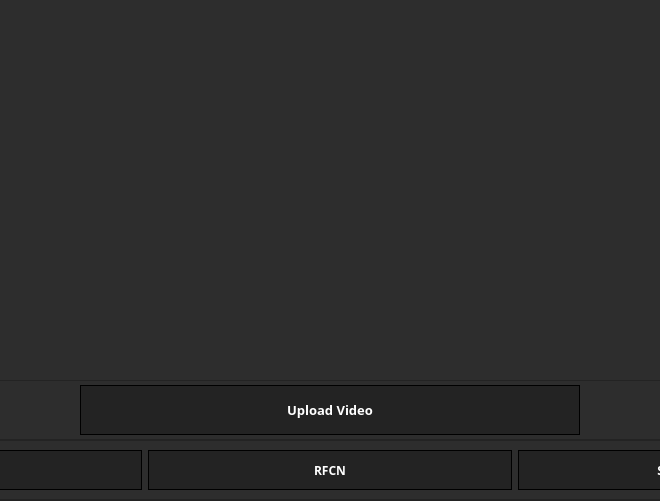
First picture: the form in trying.ui, repository Sasan-Tech/Automated-Social-Distance-Monitoring-System, before the edit; both pictures show x 315 to 975 and y 302 to 803 of the 1200 by 803 pixel window.
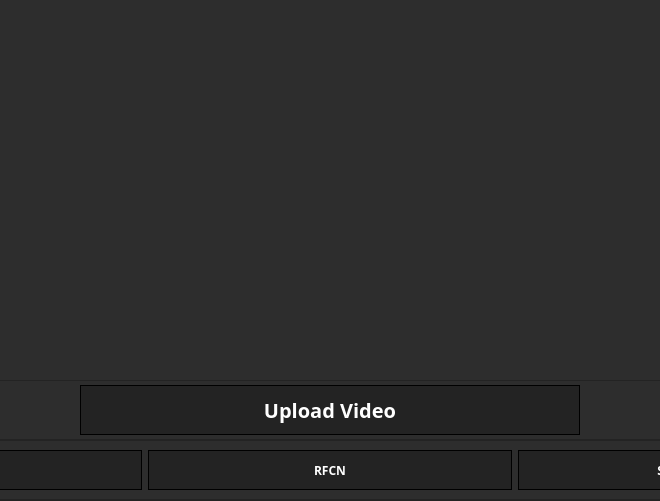
Second picture: the form after the edit. The open tabs and pages were chosen to show the change. Icons and pictures are not drawn.

What changed in the file:
```diff
--- a/trying.ui
+++ b/trying.ui
@@ -1080,7 +1080,7 @@
                  <property name="bottomMargin">
                   <number>0</number>
                  </property>
-                 <item>
+                 <item alignment="Qt::AlignHCenter">
                   <widget class="QLabel" name="analyze_video_masking_section">
                    <property name="text">
                     <string/>
@@ -1152,7 +1152,7 @@
                       <property name="font">
                        <font>
                         <family>Montserrat</family>
-                        <pointsize>10</pointsize>
+                        <pointsize>15</pointsize>
                         <weight>75</weight>
                         <bold>true</bold>
                        </font>
```
Left out of the diff: 6 changed lines with no effect on the pictures.
